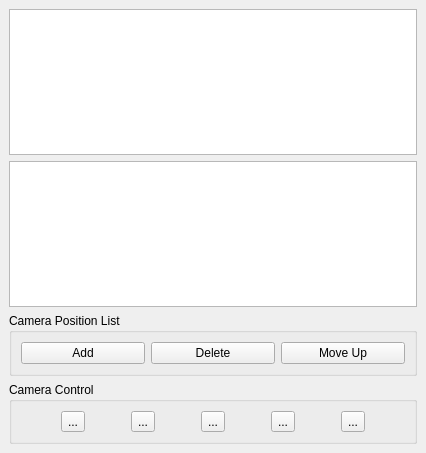
This is app/widget/SavedCameraWidget.ui in mattjr/benthicQT as Qt 5 draws it before an edit. The edited form follows.
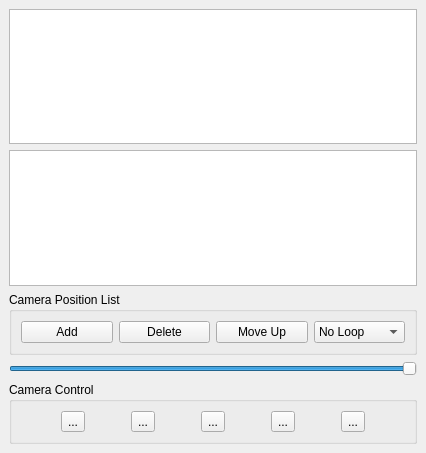
This is the edited form. Icons and pictures are not drawn.

Commit message: looping fixed camera play pause fixed

The edit to the form file:
```diff
--- a/app/widget/SavedCameraWidget.ui
+++ b/app/widget/SavedCameraWidget.ui
@@ -54,9 +54,44 @@
          </property>
         </widget>
        </item>
+       <item>
+        <widget class="QComboBox" name="comboBox">
+         <item>
+          <property name="text">
+           <string>No Loop</string>
+          </property>
+         </item>
+         <item>
+          <property name="text">
+           <string>Loop</string>
+          </property>
+         </item>
+         <item>
+          <property name="text">
+           <string>Swing</string>
+          </property>
+         </item>
+        </widget>
+       </item>
       </layout>
      </widget>
     </item>
+    <item>
+     <widget class="QSlider" name="horizontalSlider">
+      <property name="minimum">
+       <number>1</number>
+      </property>
+      <property name="maximum">
+       <number>100</number>
+      </property>
+      <property name="value">
+       <number>100</number>
+      </property>
+      <property name="orientation">
+       <enum>Qt::Horizontal</enum>
+      </property>
+     </widget>
+    </item>
     <item>
      <widget class="QGroupBox" name="groupBox_2">
       <property name="title">
```
The commit also changes 5 other files.
